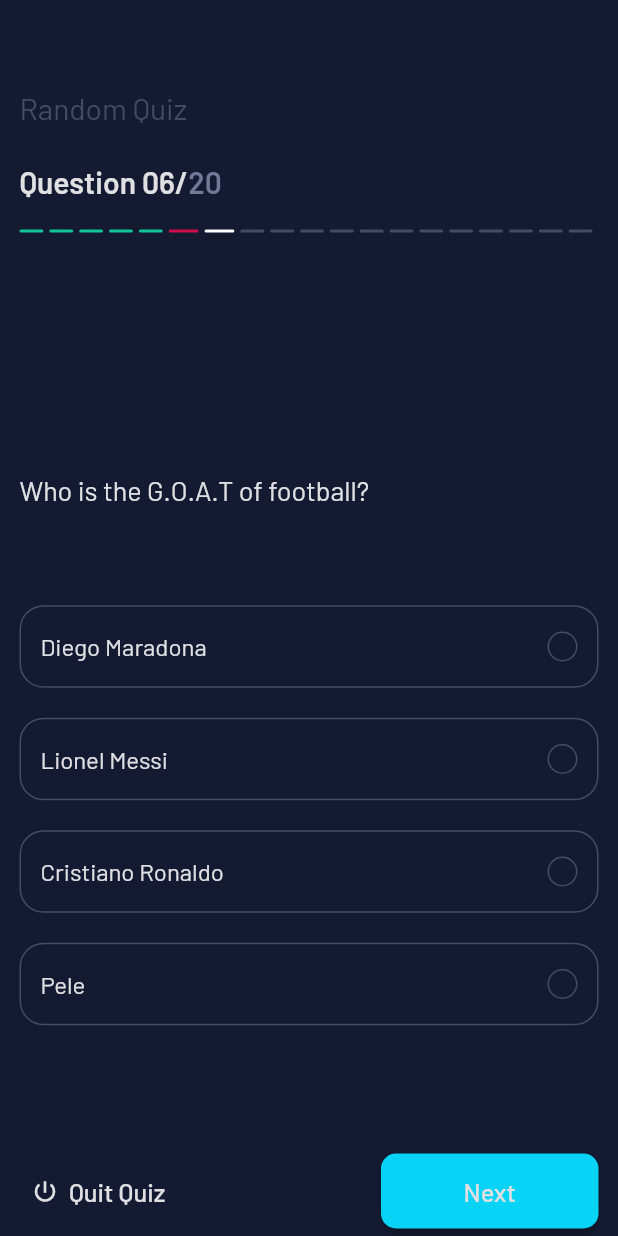
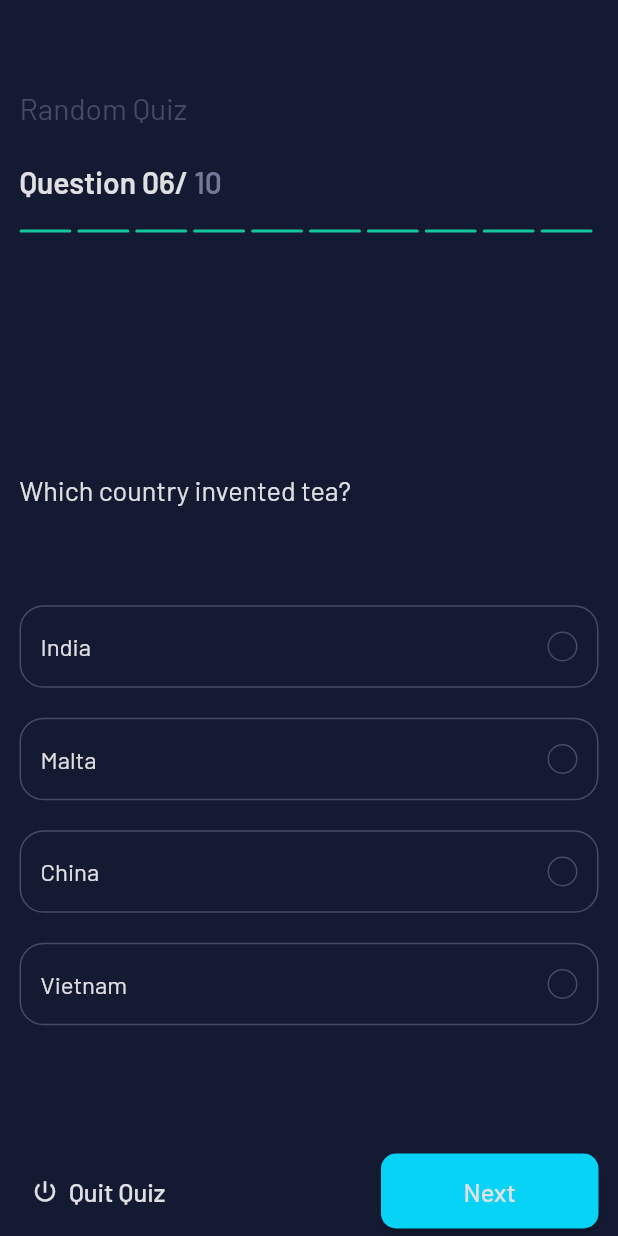
Before and after one commit to JamiuJimoh/Leading-Future-Takers, a Flutter app: the screen it shows after launch, on a phone screen of 412 x 824 dp. Run offline on Flutter 3.47's test engine with Material 2 defaults, Android fonts, the light colour scheme and no system bars; our stand-ins replace google_fonts.

Commit message:
added dummy json data and connected the app to it

```diff
--- a/Flutter/quiz/lib/home_page.dart
+++ b/Flutter/quiz/lib/home_page.dart
@@ -1,12 +1,28 @@
+import 'dart:convert';
+
 import 'package:flutter/material.dart';
+import 'package:flutter/services.dart'
+    show rootBundle; //? to get only rootBundle
 import 'package:google_fonts/google_fonts.dart';
 
 import 'constants.dart';
+import 'question.dart';
 import 'widgets/options_box.dart';
 import 'widgets/progress_bar.dart';
 
-class HomePage extends StatelessWidget {
+class HomePage extends StatefulWidget {
   const HomePage({Key? key}) : super(key: key);
+
+  @override
+  State<HomePage> createState() => _HomePageState();
+}
+
+class _HomePageState extends State<HomePage> {
+  Future<List<Question>> getJson() async {
+    final rawData = await rootBundle.loadString('assets/trivia.json');
+    final data = json.decode(rawData) as List;
+    return data.map((e) => Question.fromMap(e)).toList();
+  }
 
   @override
   Widget build(BuildContext context) {
@@ -15,7 +31,15 @@ class HomePage extends StatelessWidget {
       body: Padding(
         padding: const EdgeInsets.only(
             top: 60.0, bottom: 5.0, left: 13.0, right: 13.0),
-        child: Column(
+        child: FutureBuilder<List<Question>>(
+            future: getJson(),
+            builder: (context, snapshot) {
+              if (snapshot.connectionState == ConnectionState.waiting) {
+                return const CircularProgressIndicator();
+              }
+              if (snapshot.hasData) {
+                final questions = snapshot.data!;
+                return Column(
                   crossAxisAlignment: CrossAxisAlignment.start,
                   children: [
                     Text(
@@ -37,7 +61,7 @@ class HomePage extends StatelessWidget {
                           ),
                         ),
                         Text(
-                  '20',
+                          ' ${questions.length}',
                           style: GoogleFonts.barlow(
                             color: kOnPrimary2,
                             fontSize: 20.0,
@@ -47,7 +71,7 @@ class HomePage extends StatelessWidget {
                       ],
                     ),
                     const SizedBox(height: 20.0),
-            const ProgressBar(),
+                    ProgressBar(questionsCount: questions.length),
                     Expanded(
                       child: Column(
                         mainAxisAlignment: MainAxisAlignment.spaceEvenly,
@@ -55,20 +79,15 @@ class HomePage extends StatelessWidget {
                         children: [
                           const SizedBox(height: 30.0),
                           Text(
-                    'Who is the G.O.A.T of football?',
+                            questions[0].question,
                             style: GoogleFonts.barlow(
                               color: kOnPrimary1,
                               fontSize: 18.0,
                             ),
                           ),
-                  const OptionsBox(
-                    answer: 'Lionel Messi',
-                    options: [
-                      'Diego Maradona',
-                      'Lionel Messi',
-                      'Cristiano Ronaldo',
-                      'Pele',
-                    ],
+                          OptionsBox(
+                            answer: questions[0].answer,
+                            options: questions[0].options,
                           ),
                         ],
                       ),
@@ -117,7 +136,13 @@ class HomePage extends StatelessWidget {
                       ],
                     ),
                   ],
-        ),
+                );
+              }
+              if (snapshot.hasError) {
+                print(snapshot.error);
+              }
+              return const CircularProgressIndicator();
+            }),
       ),
     );
   }
--- a/Flutter/quiz/lib/main.dart
+++ b/Flutter/quiz/lib/main.dart
@@ -1,3 +1,4 @@
+
 import 'package:flutter/material.dart';
 
 import 'constants.dart';
@@ -8,6 +9,8 @@ import 'home_page.dart';
 //TODO:1 Create the ui
 //TODO:2 add the functionality
 //TODO:3 add backend
+
+
 
 void main() {
   runApp(const MyApp());
@@ -20,7 +23,7 @@ class MyApp extends StatelessWidget {
   Widget build(BuildContext context) {
     return MaterialApp(
       title: 'Flutter Demo',
-      theme: ThemeData(
+      theme: ThemeData().copyWith(
         backgroundColor: kBackgroundColor,
       ),
       home: const HomePage(),
--- /dev/null
+++ b/Flutter/quiz/lib/question.dart
@@ -0,0 +1,19 @@
+class Question {
+  final String question;
+  final List<String> options;
+  final String answer;
+  Question({
+    required this.question,
+    required this.options,
+    required this.answer,
+  });
+
+//! De-serialization
+  factory Question.fromMap(Map<String, dynamic> data) {
+    return Question(
+      question: data['question'],
+      options: List<String>.from(data['options']),
+      answer: data['answer'],
+    );
+  }
+}
--- a/Flutter/quiz/lib/widgets/progress_bar.dart
+++ b/Flutter/quiz/lib/widgets/progress_bar.dart
@@ -3,31 +3,40 @@ import 'package:flutter/material.dart';
 import '../constants.dart';
 
 class ProgressBar extends StatelessWidget {
-  const ProgressBar({Key? key}) : super(key: key);
+  const ProgressBar({Key? key, required this.questionsCount}) : super(key: key);
+  final int questionsCount;
 
   @override
   Widget build(BuildContext context) {
     return Row(
-      // mainAxisAlignment: MainAxisAlignment.spaceBetween,
       children: [
-        for (var i = 0; i <= 4; i++)
+        // for (var i = 0; i <= 4; i++)
+        //   Expanded(
+        //     child: Row(
+        //       children: const [
+        //         _Bar(color: kSuccess),
+        //         SizedBox(width: 4.0),
+        //       ],
+        //     ),
+        //   ),
+        // const _Bar(color: kFailure),
+        // const SizedBox(width: 4.0),
+        // const _Bar(color: Colors.white),
+        // const SizedBox(width: 4.0),
+        // for (var i = 0; i <= 11; i++)
+        //   Expanded(
+        //     child: Row(
+        //       children: const [
+        //         _Bar(),
+        //         SizedBox(width: 4.0),
+        //       ],
+        //     ),
+        //   ),
+        for (var i = 0; i < questionsCount; i++)
           Expanded(
             child: Row(
               children: const [
                 _Bar(color: kSuccess),
-                SizedBox(width: 4.0),
-              ],
-            ),
-          ),
-        const _Bar(color: kFailure),
-        const SizedBox(width: 4.0),
-        const _Bar(color: Colors.white),
-        const SizedBox(width: 4.0),
-        for (var i = 0; i <= 11; i++)
-          Expanded(
-            child: Row(
-              children: const [
-                _Bar(),
                 SizedBox(width: 4.0),
               ],
             ),
--- a/Flutter/quiz/pubspec.yaml
+++ b/Flutter/quiz/pubspec.yaml
@@ -53,8 +53,8 @@ flutter:
   # the material Icons class.
   uses-material-design: true
   # To add assets to your application, add an assets section, like this:
-  # assets:
-  #   - images/a_dot_burr.jpeg
+  assets:
+    - assets/
   #   - images/a_dot_ham.jpeg
   # An image asset can refer to one or more resolution-specific "variants", see
   # https://flutter.dev/assets-and-images/#resolution-aware.
```
Also changed, not shown: Flutter/quiz/assets/trivia.json (added, +102 -0 lines). Lines whose indentation alone changed are shown as unchanged.
